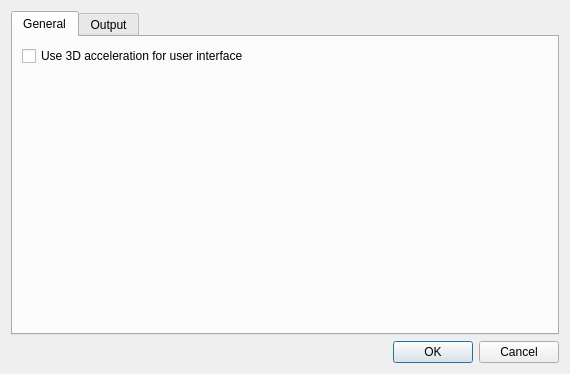
Before: the Qt Designer form ui/SettingsDialog.ui in scantailor/scantailor, drawn with Qt 5.
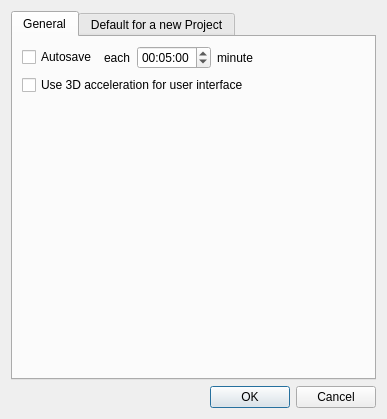
After: the same form once the commit is applied. The open tabs and pages were chosen to show the change. Icons and pictures are not drawn.

Commit message: correct output default settings (dialog, update controll...)

What changed in the file:
```diff
--- a/ui/SettingsDialog.ui
+++ b/ui/SettingsDialog.ui
@@ -6,8 +6,8 @@
    <rect>
     <x>0</x>
     <y>0</y>
-    <width>519</width>
-    <height>374</height>
+    <width>343</width>
+    <height>400</height>
    </rect>
   </property>
   <property name="windowTitle">
@@ -24,6 +24,58 @@
        <string>General</string>
       </attribute>
       <layout class="QVBoxLayout" name="verticalLayout">
+       <item>
+        <layout class="QHBoxLayout" name="horizontalLayout_5">
+         <item>
+          <widget class="QCheckBox" name="autosaveCheckBox">
+           <property name="text">
+            <string>Autosave</string>
+           </property>
+          </widget>
+         </item>
+         <item>
+          <widget class="QLabel" name="eachLabel">
+           <property name="text">
+            <string>each</string>
+           </property>
+          </widget>
+         </item>
+         <item>
+          <widget class="QTimeEdit" name="autosaveTimeEdit">
+           <property name="currentSection">
+            <enum>QDateTimeEdit::MinuteSection</enum>
+           </property>
+           <property name="time">
+            <time>
+             <hour>0</hour>
+             <minute>5</minute>
+             <second>0</second>
+            </time>
+           </property>
+          </widget>
+         </item>
+         <item>
+          <widget class="QLabel" name="minuteLabel">
+           <property name="text">
+            <string>minute</string>
+           </property>
+          </widget>
+         </item>
+         <item>
+          <spacer name="horizontalSpacer_2">
+           <property name="orientation">
+            <enum>Qt::Horizontal</enum>
+           </property>
+           <property name="sizeHint" stdset="0">
+            <size>
+             <width>40</width>
+             <height>20</height>
+            </size>
+           </property>
+          </spacer>
+         </item>
+        </layout>
+       </item>
        <item>
         <widget class="QCheckBox" name="use3DAcceleration">
          <property name="text">
@@ -46,7 +98,22 @@
        </item>
       </layout>
      </widget>
-     <widget class="QWidget" name="OutputTab">
+     <widget class="QWidget" name="defaultTab">
+      <attribute name="title">
+       <string>Default for a new Project</string>
+      </attribute>
+      <layout class="QVBoxLayout" name="verticalLayout_8">
+       <item>
+        <widget class="QTabWidget" name="defaultTabWidget">
+         <property name="currentIndex">
+          <number>1</number>
+         </property>
+         <widget class="QWidget" name="pageLayoutTab">
+          <attribute name="title">
+           <string>Page Layout</string>
+          </attribute>
+         </widget>
+         <widget class="QWidget" name="outputTab">
       <attribute name="title">
        <string>Output</string>
       </attribute>
@@ -77,7 +144,7 @@
                <item>
                 <widget class="QLabel" name="thresholdLevelLabel">
                  <property name="text">
-                  <string>Threshold Level value (Min. Max):</string>
+                      <string>Threshold Range value:</string>
                  </property>
                 </widget>
                </item>
@@ -281,7 +348,7 @@
                <string>No despeckling</string>
               </property>
               <property name="text">
-               <string>No despeckling</string>
+                   <string/>
               </property>
               <property name="icon">
                <iconset resource="../resources/resources.qrc">
@@ -303,7 +370,7 @@
                <bool>true</bool>
               </property>
               <property name="toolButtonStyle">
-               <enum>Qt::ToolButtonTextUnderIcon</enum>
+                   <enum>Qt::ToolButtonIconOnly</enum>
               </property>
              </widget>
             </item>
@@ -316,7 +383,7 @@
                <string>Cautious despeckling</string>
               </property>
               <property name="text">
-               <string>Cautious despeckling</string>
+                   <string/>
               </property>
               <property name="icon">
                <iconset resource="../resources/resources.qrc">
@@ -338,7 +405,7 @@
                <bool>true</bool>
               </property>
               <property name="toolButtonStyle">
-               <enum>Qt::ToolButtonTextUnderIcon</enum>
+                   <enum>Qt::ToolButtonIconOnly</enum>
               </property>
              </widget>
             </item>
@@ -351,7 +418,7 @@
                <string>Normal despeckling</string>
               </property>
               <property name="text">
-               <string>Normal despeckling</string>
+                   <string/>
               </property>
               <property name="icon">
                <iconset resource="../resources/resources.qrc">
@@ -370,7 +437,7 @@
                <bool>true</bool>
               </property>
               <property name="toolButtonStyle">
-               <enum>Qt::ToolButtonTextUnderIcon</enum>
+                   <enum>Qt::ToolButtonIconOnly</enum>
               </property>
              </widget>
             </item>
@@ -383,7 +450,7 @@
                <string>Aggressive despeckling</string>
               </property>
               <property name="text">
-               <string>Aggressive despeckling</string>
+                   <string/>
               </property>
               <property name="icon">
                <iconset resource="../resources/resources.qrc">
@@ -402,7 +469,7 @@
                <bool>true</bool>
               </property>
               <property name="toolButtonStyle">
-               <enum>Qt::ToolButtonTextUnderIcon</enum>
+                   <enum>Qt::ToolButtonIconOnly</enum>
               </property>
              </widget>
             </item>
@@ -478,10 +545,14 @@
          <property name="sizeHint" stdset="0">
           <size>
            <width>20</width>
-           <height>40</height>
+               <height>1</height>
           </size>
          </property>
         </spacer>
+           </item>
+          </layout>
+         </widget>
+        </widget>
        </item>
       </layout>
      </widget>
```
Lines whose indentation alone changed are shown as unchanged. The commit also changes 25 other files.
